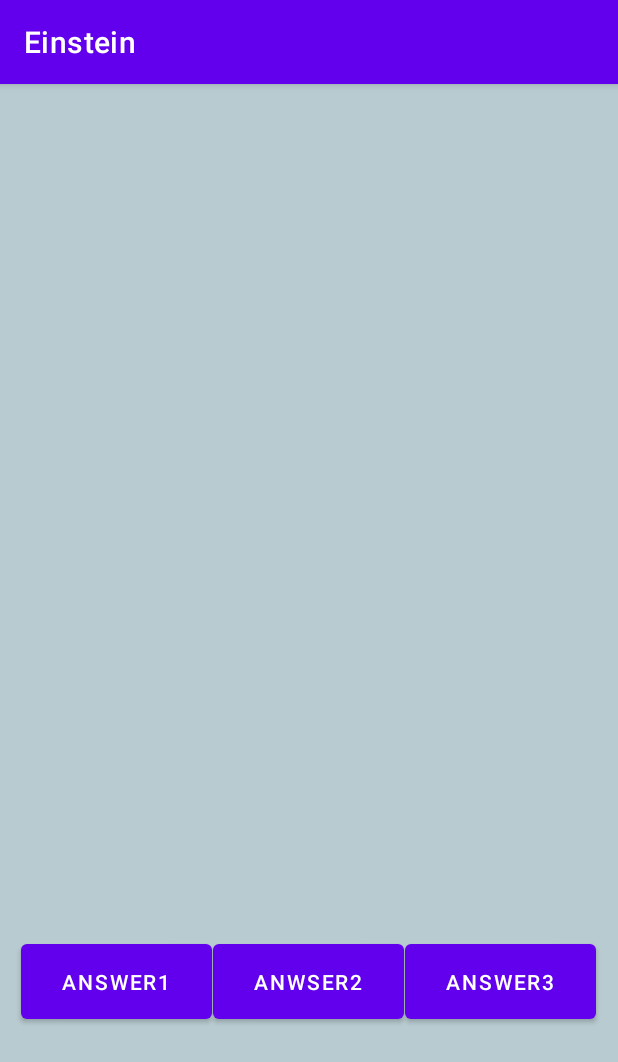
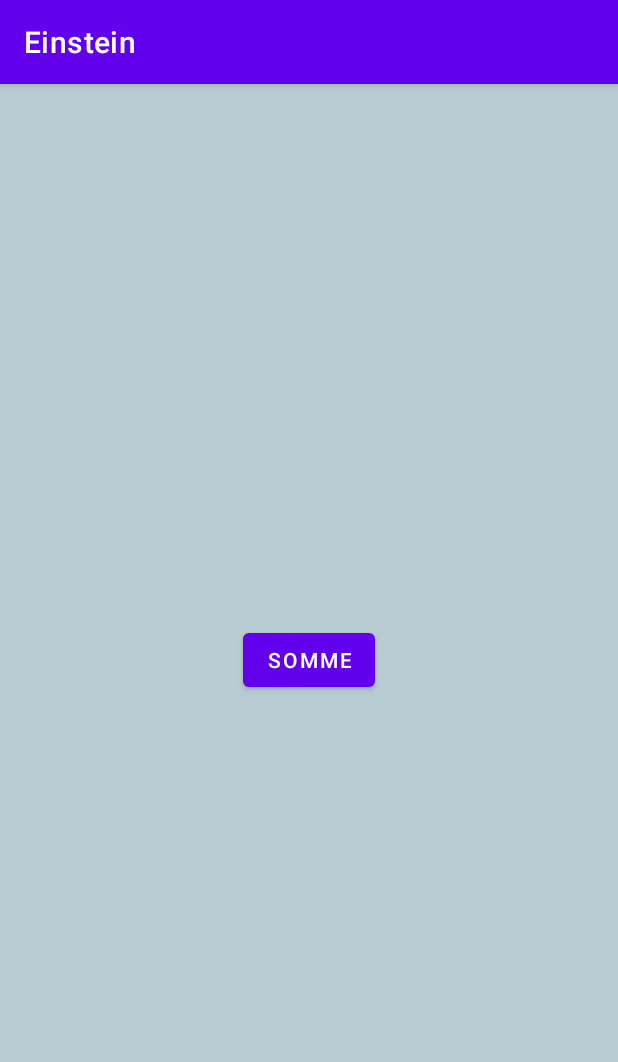
Before and after one commit to Xodem2/projet-1A, an Android app: the ChildActivity screen opened directly, with no data from a screen before it, on a phone screen of 412 x 824 dp. Shown: the top 1062 px of the screen. Run offline under Robolectric (Android 15) with nearby library versions, the phone set to English and light mode, and no system bars.

Commit message:
debut somme graphique

```diff
--- a/app/src/main/AndroidManifest.xml
+++ b/app/src/main/AndroidManifest.xml
@@ -13,6 +13,9 @@
         android:supportsRtl="true"
         android:theme="@style/Theme.Projet1A"
         tools:targetApi="31">
+        <activity
+            android:name=".SommeActivity"
+            android:exported="false" />
         <activity
             android:name=".VectorActivity"
             android:exported="false" />
--- a/app/src/main/java/com/example/projet1a/ChildActivity.java
+++ b/app/src/main/java/com/example/projet1a/ChildActivity.java
@@ -2,13 +2,31 @@ package com.example.projet1a;
 
 import androidx.appcompat.app.AppCompatActivity;
 
+import android.content.Intent;
 import android.os.Bundle;
+import android.view.View;
+import android.widget.Button;
 
-public class ChildActivity extends AppCompatActivity {
+public class ChildActivity extends AppCompatActivity implements View.OnClickListener {
+
+    Button sommeButton;
 
     @Override
     protected void onCreate(Bundle savedInstanceState) {
         super.onCreate(savedInstanceState);
         setContentView(R.layout.activity_child);
+
+        this.sommeButton = (Button) findViewById(R.id.somme);
+        this.sommeButton.setOnClickListener(this);
+    }
+
+    @Override
+    public void onClick(View v) {
+        if (v.getId() == this.sommeButton.getId()) this.showSomme();
+    }
+
+    public void showSomme(){
+        Intent sommeActivityIntent = new Intent(this, SommeActivity.class);
+        startActivity(sommeActivityIntent);
     }
 }
--- a/app/src/main/res/layout/activity_child.xml
+++ b/app/src/main/res/layout/activity_child.xml
@@ -8,33 +8,12 @@
     tools:context=".ChildActivity">
 
     <Button
-        android:id="@+id/answer1"
-        android:layout_width="127dp"
-        android:layout_height="62dp"
-        android:layout_marginStart="14dp"
-        android:layout_marginTop="567dp"
-        android:text="ANSWER1"
+        android:id="@+id/somme"
+        android:layout_width="wrap_content"
+        android:layout_height="wrap_content"
+        android:text="Somme"
+        app:layout_constraintBottom_toBottomOf="parent"
+        app:layout_constraintEnd_toEndOf="parent"
         app:layout_constraintStart_toStartOf="parent"
         app:layout_constraintTop_toTopOf="parent" />
-
-    <Button
-        android:id="@+id/answer2"
-        android:layout_width="127dp"
-        android:layout_height="62dp"
-        android:layout_marginTop="567dp"
-        android:text="ANWSER2"
-        app:layout_constraintEnd_toStartOf="@+id/answer3"
-        app:layout_constraintStart_toEndOf="@+id/answer1"
-        app:layout_constraintTop_toTopOf="parent" />
-
-    <Button
-        android:id="@+id/answer3"
-        android:layout_width="127dp"
-        android:layout_height="62dp"
-        android:layout_marginTop="567dp"
-        android:layout_marginEnd="14dp"
-        android:text="ANSWER3"
-        app:layout_constraintEnd_toEndOf="parent"
-        app:layout_constraintStart_toEndOf="@+id/answer2"
-        app:layout_constraintTop_toTopOf="parent" />
 </androidx.constraintlayout.widget.ConstraintLayout>
```
Also changed, not shown: app/src/main/java/com/example/projet1a/SommeActivity.java (added, +68 -0 lines), app/src/main/res/layout/activity_somme.xml (added, +80 -0 lines), app/src/main/res/layout/game_layout.xml (+8 -0 lines).
